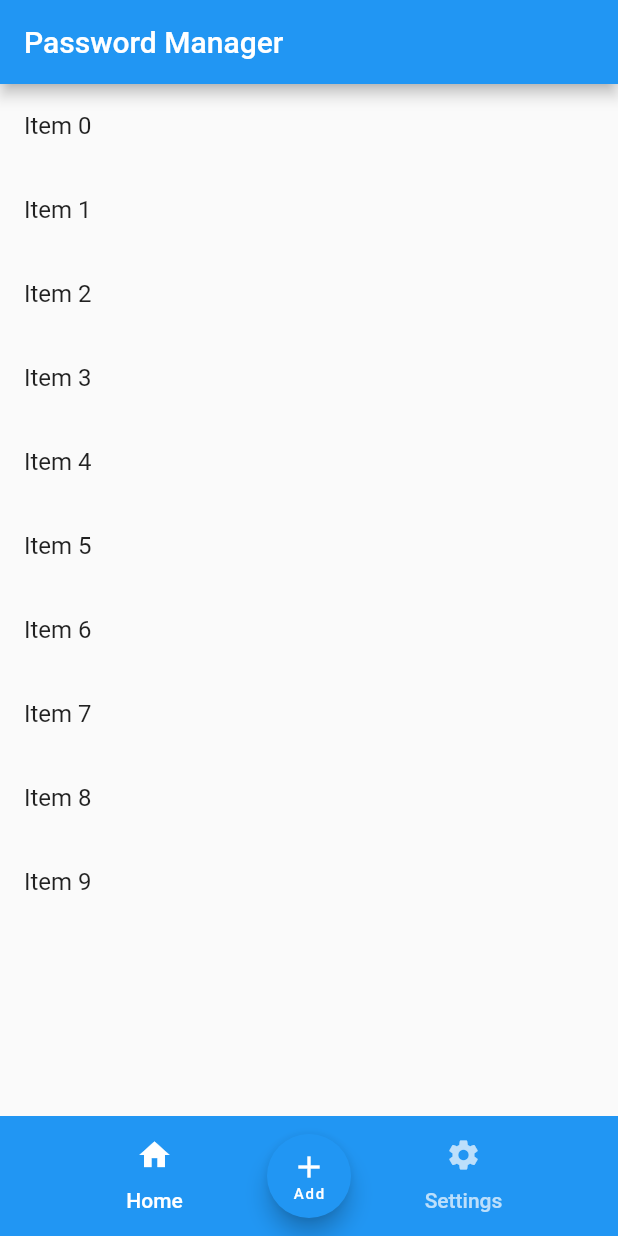
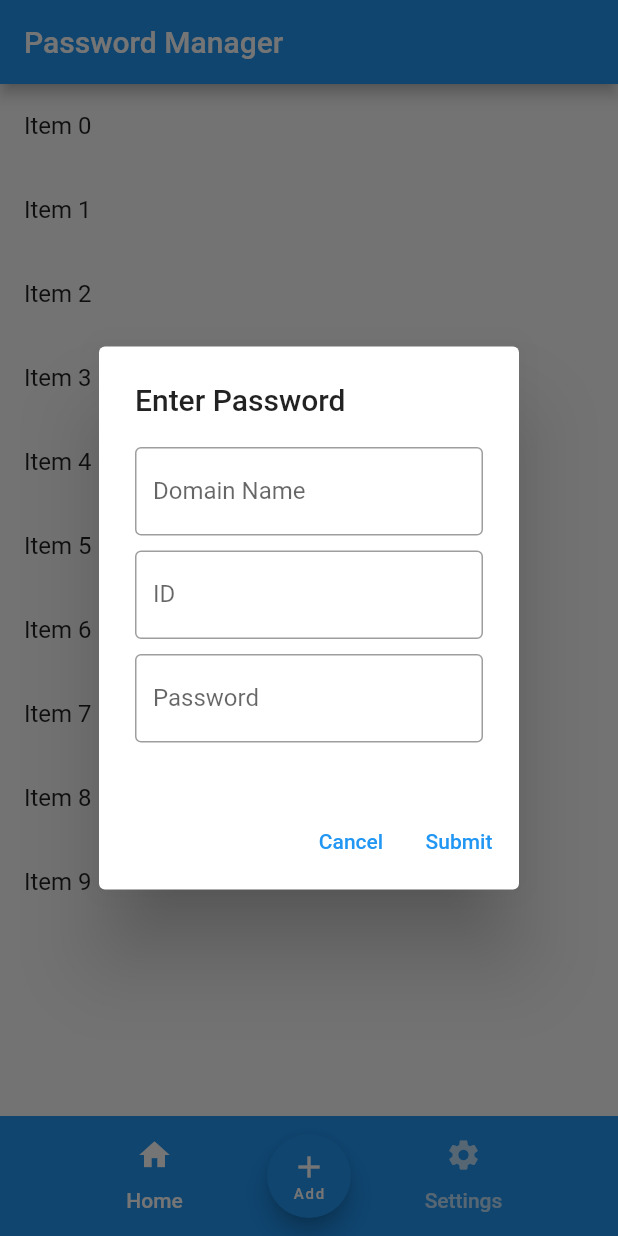
Before and after one commit to josungwoo/flutter_PasswordManager, a Flutter app: the screen it shows after launch, after a tap on "Add", on a phone screen of 412 x 824 dp. Run offline on Flutter 3.47's test engine with Material 2 defaults, Android fonts, the phone set to English and light mode, and no system bars; our stand-ins replace shared_preferences.

Commit message:
다이얼로그, 데이터 저장까지 함 - 데이터 불러오기, 광고, 리스트 제거 만들어야함

```diff
--- /dev/null
+++ b/lib/data/performance.dart
@@ -0,0 +1,29 @@
+class Performance {
+  int number = 0;
+  String name = '';
+  String id = '';
+  String password = '';
+
+  Performance(
+    this.number,
+    this.name,
+    this.id,
+    this.password,
+  );
+
+  Performance.fromJson(Map<String, dynamic> performanceMap) {
+    number = performanceMap['number'] ?? 0;
+    name = performanceMap['name'] ?? '';
+    id = performanceMap['id'] ?? '';
+    password = performanceMap['password'] ?? '';
+  }
+
+  Map<String, dynamic> toJson() {
+    return {
+      'number': number,
+      'name': name,
+      'id': id,
+      'password': password,
+    };
+  }
+}
--- a/lib/main.dart
+++ b/lib/main.dart
@@ -1,22 +1,45 @@
 import 'package:flutter/material.dart';
+import 'package:flutter/services.dart';
+import 'package:myapp/data/performance.dart';
+import 'package:myapp/sp_heleper.dart';
 import 'listview.dart';
 import 'settingsview.dart';
 import 'package:shared_preferences/shared_preferences.dart';
 
 void main() => runApp(MyApp());
 
-class MyApp extends StatefulWidget {
+class MyApp extends StatelessWidget {
   const MyApp({super.key});
 
   @override
-  State<MyApp> createState() => _MyAppState();
+  Widget build(BuildContext context) {
+    return MaterialApp(
+      home: MainPage(),
+    );
+  }
 }
 
-class _MyAppState extends State<MyApp> {
+class MainPage extends StatefulWidget {
+  const MainPage({super.key});
+
+  @override
+  State<MainPage> createState() => _MyAppState();
+}
+
+class _MyAppState extends State<MainPage> {
+  final TextEditingController txtname = TextEditingController();
+  final TextEditingController txtid = TextEditingController();
+  final TextEditingController txtpassword = TextEditingController();
+  final SPHelper helper = SPHelper();
+  @override
+  void initState() {
+    helper.init();
+    super.initState();
+  }
+
   @override
   Widget build(BuildContext context) {
-    return MaterialApp(
-      home: DefaultTabController(
+    return DefaultTabController(
       length: 2,
       child: Scaffold(
         appBar: AppBar(
@@ -46,7 +69,67 @@ class _MyAppState extends State<MyApp> {
               children: [
                 SizedBox(
                     child: FloatingActionButton(
-                    onPressed: () {},
+                  onPressed: () {
+                    // make alert dialog
+                    showDialog(
+                        context: context,
+                        builder: ((context) => AlertDialog(
+                              title: Text("Enter Password"),
+                              content: SingleChildScrollView(
+                                child: Column(
+                                  // ignore: prefer_const_literals_to_create_immutables
+                                  children: [
+                                    Container(
+                                      margin: EdgeInsets.only(bottom: 10),
+                                      child: TextField(
+                                        obscureText: false,
+                                        controller: txtname,
+                                        decoration: InputDecoration(
+                                          border: OutlineInputBorder(),
+                                          labelText: 'Domain Name',
+                                        ),
+                                      ),
+                                    ),
+                                    Container(
+                                      margin: EdgeInsets.only(bottom: 10),
+                                      child: TextField(
+                                        obscureText: false,
+                                        controller: txtid,
+                                        decoration: InputDecoration(
+                                          border: OutlineInputBorder(),
+                                          labelText: 'ID',
+                                        ),
+                                      ),
+                                    ),
+                                    Container(
+                                      margin: EdgeInsets.only(bottom: 10),
+                                      child: TextField(
+                                        scrollPadding: EdgeInsets.all(10),
+                                        obscureText: true,
+                                        controller: txtpassword,
+                                        decoration: InputDecoration(
+                                          border: OutlineInputBorder(),
+                                          labelText: 'Password',
+                                        ),
+                                      ),
+                                    ),
+                                  ],
+                                ),
+                              ),
+                              actions: [
+                                TextButton(
+                                    onPressed: () {
+                                      Navigator.pop(context);
+                                      txtname.text = "";
+                                      txtid.text = "";
+                                      txtpassword.text = "";
+                                    },
+                                    child: Text("Cancel")),
+                                TextButton(
+                                    onPressed: saveData, child: Text("Submit")),
+                              ],
+                            )));
+                  },
                   // ignore: sort_child_properties_last
                   child: Column(mainAxisAlignment: MainAxisAlignment.center,
                       // ignore: prefer_const_literals_to_create_immutables
@@ -61,7 +144,16 @@ class _MyAppState extends State<MyApp> {
           ],
         ),
       ),
-      ),
     );
   }
+
+  Future saveData() async {
+    Performance newPerfomance =
+        Performance(1, txtname.text, txtid.text, txtpassword.text);
+    helper.writePerformance(newPerfomance);
+    txtname.text = '';
+    txtid.text = '';
+    txtpassword.text = '';
+    Navigator.pop(context);
   }
+}
--- /dev/null
+++ b/lib/sp_heleper.dart
@@ -0,0 +1,27 @@
+import 'package:shared_preferences/shared_preferences.dart';
+import 'data/performance.dart';
+import 'dart:convert';
+
+class SPHelper {
+  static late SharedPreferences prefs;
+
+  Future init() async {
+    prefs = await SharedPreferences.getInstance();
+  }
+
+  Future writePerformance(Performance performance) async {
+    prefs.setString(
+        performance.id.toString(), json.encode(performance.toJson()));
+  }
+
+  List<Performance> getPerfomanve() {
+    List<Performance> performances = [];
+    Set<String> keys = prefs.getKeys();
+    keys.forEach((String key) {
+      Performance performance =
+          Performance.fromJson(json.decode(prefs.getString(key) ?? ''));
+      performances.add(performance);
+    });
+    return performances;
+  }
+}
--- a/pubspec.yaml
+++ b/pubspec.yaml
@@ -37,7 +37,7 @@ dependencies:
   # The following adds the Cupertino Icons font to your application.
   # Use with the CupertinoIcons class for iOS style icons.
   cupertino_icons: ^1.0.2
-  english_words: ^3.1.0
+
   shared_preferences: ^2.0.15
 
 dev_dependencies:
@@ -65,7 +65,7 @@ flutter:
   # To add assets to your application, add an assets section, like this:
   assets:
     - assets/
-    - data/
+
   #   - images/a_dot_ham.jpeg
 
   # An image asset can refer to one or more resolution-specific "variants", see
```
Also changed, not shown: assets/dogeye.png (deleted), assets/icon1.png (deleted), pubspec.lock. Lines whose indentation alone changed are shown as unchanged.
